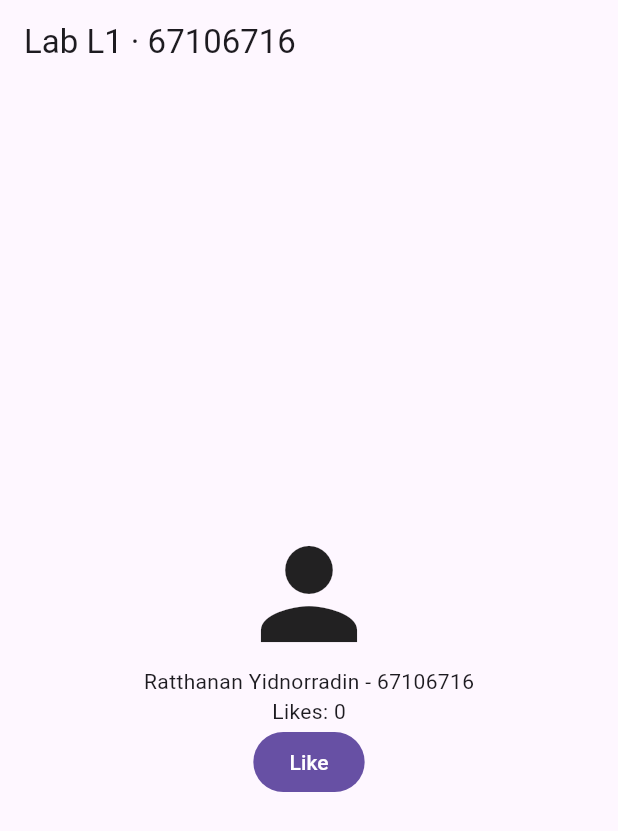
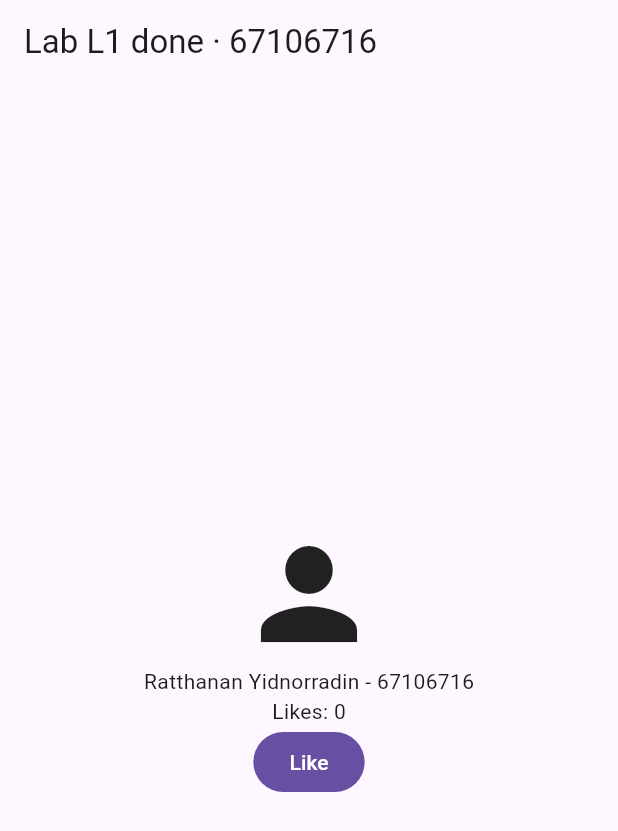
Before and after one commit to Ratthanan-Yidnorradin/lab01_profile, a Flutter app: the screen it shows after launch, on a phone screen of 412 x 824 dp. Shown: the top 831 px of the screen. Run offline on Flutter 3.47's test engine with Material 3 defaults, Android fonts, the phone set to English and light mode, and no system bars.

Commit message:
Add L1 answers

```diff
--- a/lib/main.dart
+++ b/lib/main.dart
@@ -21,7 +21,7 @@ class _HomePageState extends State<HomePage> {
   Widget build(BuildContext context) {
   return Scaffold(
     appBar: AppBar(
-      title: const Text('Lab L1 · 67106716'),
+      title: const Text('Lab L1 done · 67106716'),
     ),
     body: Center(
       child: Column(
```
Also changed, not shown: 1 other file.
